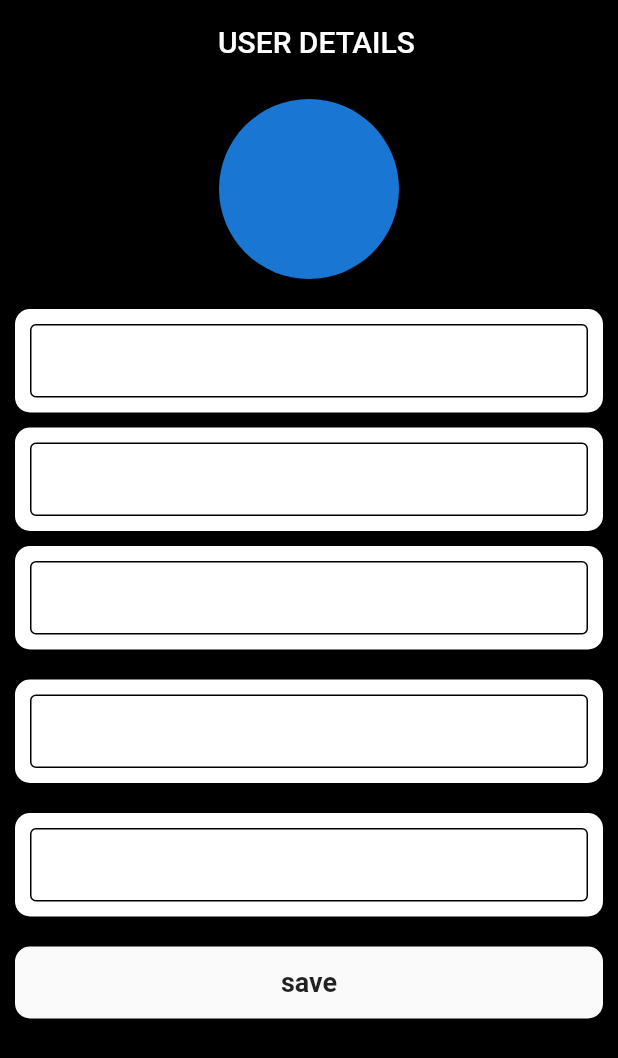
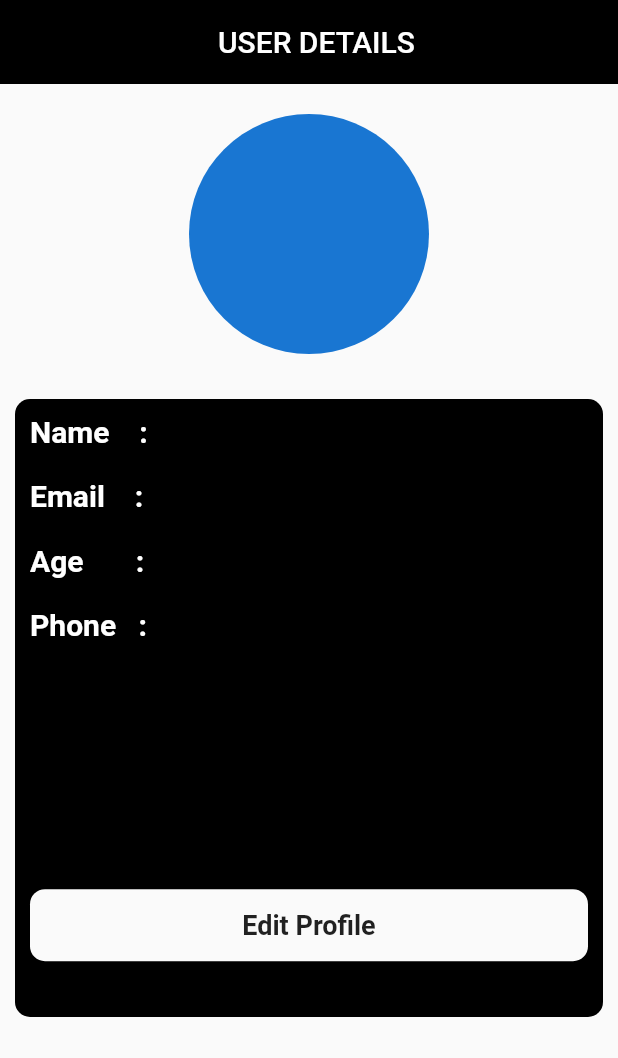
Before and after one commit to MUHAMMEDSAHALCP/UserManagement_using_firebase, a Flutter app: the HomePage screen opened by its route, on a phone screen of 412 x 824 dp. Shown: the top 1058 px of the screen. Run offline on Flutter 3.47's test engine with Material 2 defaults, Android fonts, the phone set to English and light mode, and no system bars; our stand-ins replace cloud_firestore, firebase_auth, firebase_core; accounts and stored records are empty; statements that could not run were skipped.

Commit message:
home page modified

```diff
--- a/lib/view/home_view.dart
+++ b/lib/view/home_view.dart
@@ -1,7 +1,7 @@
 import 'package:flutter/material.dart';
 import 'package:provider/provider.dart';
 import 'package:user_management/components/material_button.dart';
-import 'package:user_management/components/text_form_field.dart';
+import 'package:user_management/controller/signup_controller.dart';
 import 'package:user_management/utlities/constant.dart';
 
 class HomePage extends StatelessWidget {
@@ -10,9 +10,9 @@ class HomePage extends StatelessWidget {
 
   @override
   Widget build(BuildContext context) {
-
+    context.read<SignUpController>().getAllUserDetails();
+    Size size = MediaQuery.of(context).size;
     return Scaffold(
-      backgroundColor: blackColor,
       appBar: AppBar(
         elevation: 0,
         title: const Text("  USER DETAILS"),
@@ -20,32 +20,56 @@ class HomePage extends StatelessWidget {
         backgroundColor: blackColor,
         centerTitle: true,
       ),
-      body: SafeArea(
-        child: Padding(
-          padding: const EdgeInsets.all(10.0),
-          child: ListView(
+      body: ListView(
         children: [
+          sizedBox20,
           const Center(
             child: CircleAvatar(
-                  radius: 60,
+              radius: 80,
             ),
           ),
           sizedBox20,
-              const TextFormFieldWidget(text: ""),
-              sizedBox10,
-              const TextFormFieldWidget(text: ""),
-              sizedBox10,
-              const TextFormFieldWidget(text: ""),
+          Padding(
+            padding: const EdgeInsets.all(10.0),
+            child: Container(
+              decoration: boxDecoration.copyWith(color: blackColor),
+              height: size.height / 2,
+              width: double.infinity,
+              child: Padding(
+                padding: const EdgeInsets.all(10.0),
+                child: Column(
+                  crossAxisAlignment: CrossAxisAlignment.start,
+                  children: [
+                    const Text(
+                      "Name    :",
+                      style: textStyle,
+                    ),
                     sizedBox20,
-              const TextFormFieldWidget(text: ""),
+                    const Text(
+                      "Email    :",
+                      style: textStyle,
+                    ),
                     sizedBox20,
-              const TextFormFieldWidget(text: ""),
+                    const Text(
+                      "Age       :",
+                      style: textStyle,
+                    ),
                     sizedBox20,
-              MaterialButtonWidget(onClick: () {}, text: "save")
+                    const Text(
+                      "Phone   :",
+                      style: textStyle,
+                    ),
+                    SizedBox(
+                      height: size.height / 5,
+                    ),
+                    MaterialButtonWidget(onClick: () {}, text: "Edit Profile")
                   ],
                 ),
               ),
             ),
+          ),
+        ],
+      ),
     );
   }
 }
```
Lines whose indentation alone changed are shown as unchanged.
